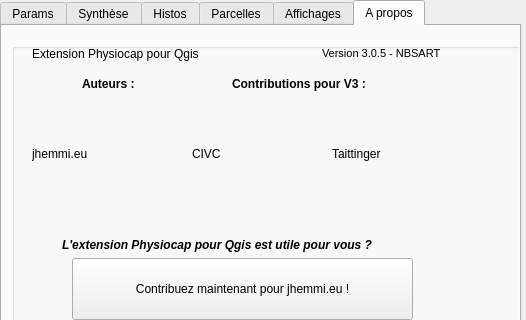
Qt form Physiocap3_dialog_base.ui (jhemmi/Physiocap3) before a commit; both pictures show x 0 to 526 and y 0 to 320 of the 526 by 741 pixel window.
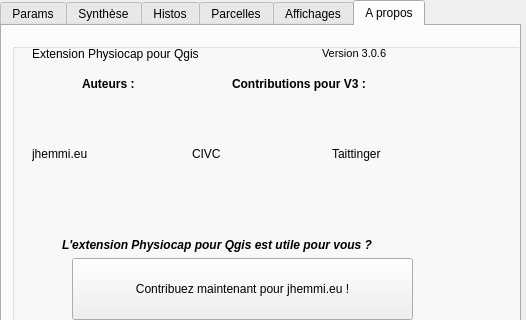
The same form after that commit. The open tabs and pages were chosen to show the change.

What changed in the file:
```diff
--- a/Physiocap3_dialog_base.ui
+++ b/Physiocap3_dialog_base.ui
@@ -4464,7 +4464,7 @@
        </font>
       </property>
       <property name="text">
-       <string>Version 3.0.5 - NBSART</string>
+       <string>Version 3.0.6</string>
       </property>
      </widget>
      <widget class="QLabel" name="label_500">
```
Left out of the diff: 2 changed lines with no effect on the pictures.
